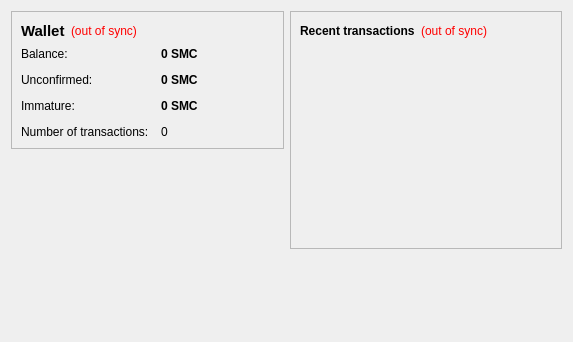
slicecoin/slicecoinbeta, file src/qt/forms/overviewpage.ui: the form before one commit.
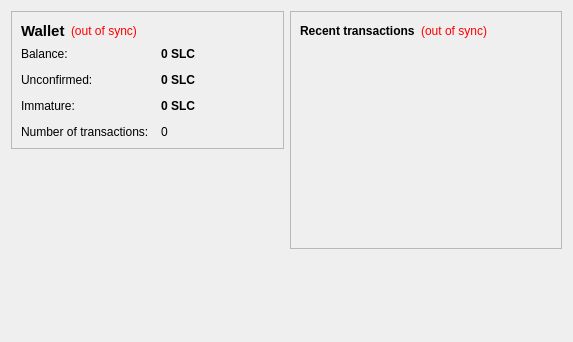
The form after the commit.

Patch:
```diff
--- a/src/qt/forms/overviewpage.ui
+++ b/src/qt/forms/overviewpage.ui
@@ -105,7 +105,7 @@
              <string>Your current balance</string>
             </property>
             <property name="text">
-             <string notr="true">0 SMC</string>
+             <string notr="true">0 SLC</string>
             </property>
             <property name="textInteractionFlags">
              <set>Qt::LinksAccessibleByMouse|Qt::TextSelectableByKeyboard|Qt::TextSelectableByMouse</set>
@@ -134,7 +134,7 @@
              <string>Total of transactions that have yet to be confirmed, and do not yet count toward the current balance</string>
             </property>
             <property name="text">
-             <string notr="true">0 SMC</string>
+             <string notr="true">0 SLC</string>
             </property>
             <property name="textInteractionFlags">
              <set>Qt::LinksAccessibleByMouse|Qt::TextSelectableByKeyboard|Qt::TextSelectableByMouse</set>
@@ -177,7 +177,7 @@
              <string>Mined balance that has not yet matured</string>
             </property>
             <property name="text">
-             <string notr="true">0 SMC</string>
+             <string notr="true">0 SLC</string>
             </property>
             <property name="textInteractionFlags">
              <set>Qt::LinksAccessibleByMouse|Qt::TextSelectableByKeyboard|Qt::TextSelectableByMouse</set>
```
Left out of the diff: 4 changed lines with no effect on the pictures.
